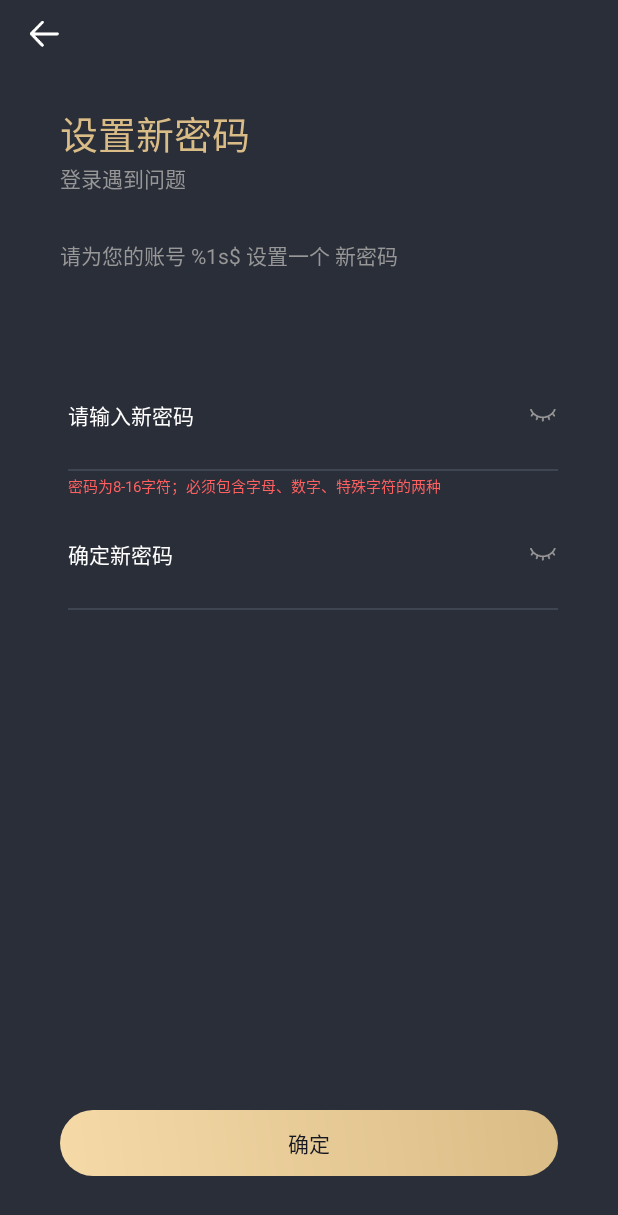
After one commit to zhifenghuang/SDFS, an Android app: the ResetPasswordActivity screen opened directly, with no data from a screen before it, on a phone screen of 412 x 824 dp. The commit adds this screen. Shown: the top 1215 px of the screen. Run offline under Robolectric (Android 15) with nearby library versions, the phone set to English and light mode, and no system bars; libraries missing offline, so code that uses them is left out: com.alibaba.android.

Commit message:
2020-01-02

```diff
--- a/commonlib/src/main/java/com/testkotlin/sdfs/common/activity/BaseActivity.kt
+++ b/commonlib/src/main/java/com/testkotlin/sdfs/common/activity/BaseActivity.kt
@@ -3,8 +3,6 @@ package com.testkotlin.sdfs.common.activity
 import android.content.Intent
 import android.os.Bundle
 import android.view.View
-import android.widget.EditText
-import android.widget.ImageView
 import android.widget.TextView
 import androidx.appcompat.app.AppCompatActivity
 import androidx.core.content.ContextCompat
--- a/user/src/main/AndroidManifest.xml
+++ b/user/src/main/AndroidManifest.xml
@@ -6,6 +6,9 @@
         <activity android:name=".activity.RegisterActivity"/>
         <activity android:name=".activity.SelectCountryActivity"/>
         <activity android:name=".activity.LanguageActivity"/>
+        <activity android:name=".activity.VerifyCodeActivity"/>
+        <activity android:name=".activity.FindPasswordActivity"/>
+        <activity android:name=".activity.ResetPasswordActivity"/>
     </application>
 
 </manifest>
--- a/user/src/main/java/com/testkotlin/sdfs/user/activity/LoginActivity.kt
+++ b/user/src/main/java/com/testkotlin/sdfs/user/activity/LoginActivity.kt
@@ -8,7 +8,6 @@ import com.testkotlin.sdfs.user.R
 import kotlinx.android.synthetic.main.activity_login.*
 
 class LoginActivity : BaseActivity() {
-
 
     override fun getLayoutId(): Int {
         return R.layout.activity_login
@@ -39,6 +38,9 @@ class LoginActivity : BaseActivity() {
             }
             tvRegister -> {
                 goPager(RegisterActivity::class.java)
+            }
+            tvForgetPassword -> {
+                goPager(FindPasswordActivity::class.java)
             }
             tvNextStep -> {
                 ARouter.getInstance().build("/app/MainActivity").navigation()
--- /dev/null
+++ b/user/src/main/java/com/testkotlin/sdfs/user/activity/ResetPasswordActivity.kt
@@ -0,0 +1,26 @@
+package com.testkotlin.sdfs.user.activity
+
+import android.os.Bundle
+import android.view.View
+import com.alibaba.android.arouter.launcher.ARouter
+import com.testkotlin.sdfs.common.activity.BaseActivity
+import com.testkotlin.sdfs.user.R
+import kotlinx.android.synthetic.main.activity_reset_password.*
+
+class ResetPasswordActivity : BaseActivity() {
+    override fun getLayoutId(): Int {
+        return R.layout.activity_reset_password
+    }
+
+    override fun onCreated(savedInstanceState: Bundle?) {
+        setViewsOnClickListener(tvOk)
+    }
+
+    override fun onClick(v: View?) {
+        when(v){
+            tvOk->{
+                ARouter.getInstance().build("/app/MainActivity").navigation()
+            }
+        }
+    }
+}
--- /dev/null
+++ b/user/src/main/res/layout/activity_reset_password.xml
@@ -0,0 +1,175 @@
+<?xml version="1.0" encoding="utf-8"?>
+<androidx.constraintlayout.widget.ConstraintLayout xmlns:android="http://schemas.android.com/apk/res/android"
+    xmlns:app="http://schemas.android.com/apk/res-auto"
+    android:id="@+id/clTop"
+    android:layout_width="match_parent"
+    android:layout_height="match_parent"
+    android:background="@color/color_2a2e39">
+
+    <ImageView
+        android:id="@+id/ivBack"
+        android:layout_width="wrap_content"
+        android:layout_height="wrap_content"
+        android:onClick="onBackClick"
+        android:paddingLeft="20dp"
+        android:paddingTop="14dp"
+        android:src="@drawable/user_ic_return"
+        app:layout_constraintStart_toStartOf="parent"
+        app:layout_constraintTop_toTopOf="parent" />
+
+
+    <TextView
+        android:id="@+id/tv1"
+        android:layout_width="wrap_content"
+        android:layout_height="wrap_content"
+        android:paddingLeft="40dp"
+        android:paddingTop="38dp"
+        android:text="@string/user_set_new_password"
+        android:textColor="@color/color_dabc86"
+        android:textSize="25sp"
+        app:layout_constraintStart_toStartOf="parent"
+        app:layout_constraintTop_toBottomOf="@id/ivBack" />
+
+
+    <TextView
+        android:id="@+id/tv2"
+        android:layout_width="wrap_content"
+        android:layout_height="wrap_content"
+        android:paddingLeft="40dp"
+        android:text="@string/user_login_problem"
+        android:textColor="@color/color_979797"
+        android:textSize="14sp"
+        app:layout_constraintStart_toStartOf="parent"
+        app:layout_constraintTop_toBottomOf="@id/tv1" />
+
+    <TextView
+        android:id="@+id/tv3"
+        android:layout_width="match_parent"
+        android:layout_height="wrap_content"
+        android:paddingLeft="40dp"
+        android:paddingTop="30dp"
+        android:text="@string/user_plese_set_new_password"
+        android:textColor="@color/color_979797"
+        android:textSize="14sp"
+        app:layout_constraintStart_toStartOf="parent"
+        app:layout_constraintTop_toBottomOf="@id/tv2" />
+
+
+    <TextView
+        android:id="@+id/tvOk"
+        android:layout_width="match_parent"
+        android:layout_height="44dp"
+        android:layout_marginLeft="40dp"
+        android:layout_marginRight="40dp"
+        android:layout_marginBottom="40dp"
+        android:background="@drawable/user_login_next"
+        android:gravity="center"
+        android:text="@string/user_ok"
+        android:textColor="@color/color_151723"
+        android:textSize="14sp"
+        app:layout_constraintBottom_toBottomOf="parent"
+        app:layout_constraintEnd_toEndOf="parent"
+        app:layout_constraintStart_toStartOf="parent" />
+
+    <LinearLayout
+        android:layout_width="match_parent"
+        android:layout_height="wrap_content"
+        android:orientation="vertical"
+        android:paddingLeft="45dp"
+        android:paddingTop="60dp"
+        android:paddingRight="40dp"
+        app:layout_constraintTop_toBottomOf="@id/tv3">
+
+        <LinearLayout
+            android:layout_width="match_parent"
+            android:layout_height="wrap_content"
+            android:orientation="horizontal"
+            android:paddingTop="25dp"
+            android:paddingBottom="25dp">
+
+            <EditText
+                android:id="@+id/etPassword"
+                android:layout_width="0dp"
+                android:layout_height="wrap_content"
+                android:layout_gravity="center_vertical"
+                android:layout_weight="1"
+                android:background="@null"
+                android:hint="@string/user_please_input_new_password"
+                android:inputType="textPassword"
+                android:textColor="@color/color_ffffff"
+                android:textColorHint="@color/color_ffffff"
+                android:textSize="14sp" />
+
+            <ImageView
+                android:id="@+id/ivPasVisable"
+                android:layout_width="wrap_content"
+                android:layout_height="wrap_content"
+                android:layout_gravity="center_vertical"
+                android:src="@drawable/user_ic_biyan" />
+
+        </LinearLayout>
+
+
+        <View
+            android:layout_width="match_parent"
+            android:layout_height="1dp"
+            android:background="@color/color_404552" />
+
+        <TextView
+            android:id="@+id/tvTip"
+            android:layout_width="match_parent"
+            android:layout_height="wrap_content"
+            android:paddingTop="2dp"
+            android:text="@string/user_password_tips"
+            android:textColor="@color/color_ff6060"
+            android:textSize="10sp" />
+
+        <LinearLayout
+            android:layout_width="match_parent"
+            android:layout_height="wrap_content"
+            android:orientation="horizontal"
+            android:paddingTop="27dp"
+            android:paddingBottom="25dp">
+
+            <EditText
+                android:id="@+id/etSurePassword"
+                android:layout_width="0dp"
+                android:layout_height="wrap_content"
+                android:layout_gravity="center_vertical"
+                android:layout_weight="1"
+                android:background="@null"
+                android:hint="@string/user_make_sure_new_password"
+                android:inputType="textPassword"
+                android:textColor="@color/color_ffffff"
+                android:textColorHint="@color/color_ffffff"
+                android:textSize="14sp" />
+
+            <ImageView
+                android:id="@+id/ivSurePasVisable"
+                android:layout_width="wrap_content"
+                android:layout_height="wrap_content"
+                android:layout_gravity="center_vertical"
+                android:src="@drawable/user_ic_biyan" />
+
+        </LinearLayout>
+
+        <View
+            android:layout_width="match_parent"
+            android:layout_height="1dp"
+            android:background="@color/color_404552" />
+
+        <TextView
+            android:id="@+id/tvPasswordTip"
+            android:layout_width="wrap_content"
+            android:layout_height="wrap_content"
+            android:paddingTop="2dp"
+            android:text="@string/user_please_input_phone"
+            android:textColor="@color/color_ff6060"
+            android:textSize="10sp"
+            android:visibility="gone" />
+
+
+    </LinearLayout>
+
+
+</androidx.constraintlayout.widget.ConstraintLayout>
```
Also changed, not shown: commonlib/src/main/java/com/testkotlin/sdfs/common/fragment/BaseFragment.kt (+44 -1 lines), user/src/main/java/com/testkotlin/sdfs/user/activity/FindPasswordActivity.kt (added, +49 -0 lines), user/src/main/java/com/testkotlin/sdfs/user/activity/VerifyCodeActivity.kt (added, +29 -0 lines), user/src/main/java/com/testkotlin/sdfs/user/fragment/UserCenterFragment.kt (+23 -2 lines), user/src/main/java/com/testkotlin/sdfs/user/view/OnInputListener.kt (added, +7 -0 lines), user/src/main/java/com/testkotlin/sdfs/user/view/VerifyCodeView.kt (+110 -0 lines), user/src/main/res/layout/activity_find_password.xml (added, +161 -0 lines), user/src/main/res/layout/activity_verify_code.xml (added, +91 -0 lines).
